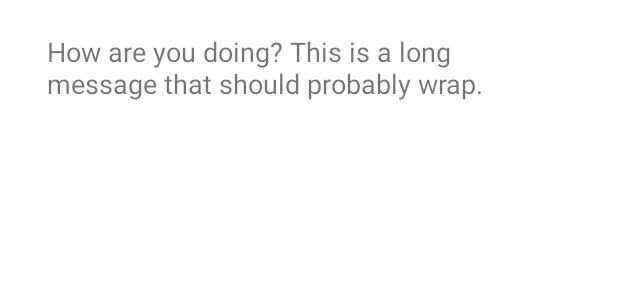
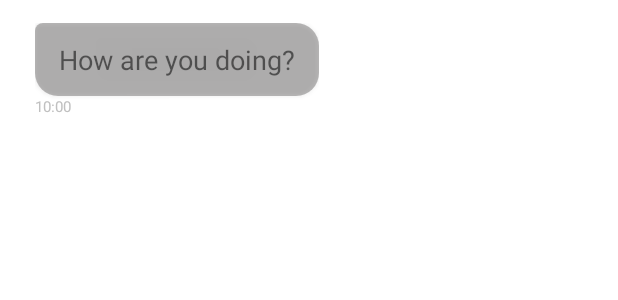
Before and after one commit to danielkarl888/WAppBIU_Android, an Android app: the layout message_out.xml on its own in the app's theme, with its tools: preview values and no code run, on a phone screen of 412 x 824 dp. Shown: the top 300 px of the screen. Run offline under Robolectric (Android 15) with nearby library versions, the phone set to English and light mode, and no system bars.

Commit message:
messages with time

```diff
--- a/app/src/main/res/drawable/message_out.xml
+++ b/app/src/main/res/drawable/message_out.xml
@@ -1,5 +1,5 @@
 <shape xmlns:android="http://schemas.android.com/apk/res/android"
     android:shape="rectangle">
-    <solid android:color="#fff" />
+    <solid android:color="#8F838080" />
     <corners android:topLeftRadius="5dp" android:radius="15dp" />
 </shape>
--- a/app/src/main/res/layout/message_in.xml
+++ b/app/src/main/res/layout/message_in.xml
@@ -23,7 +23,7 @@
             android:elevation="2dp"
             android:padding="10dp"
             android:text="Message text"
-            android:textColor="#fff"
+
             android:textSize="18dp" />
 
         <TextView
--- a/app/src/main/res/layout/message_out.xml
+++ b/app/src/main/res/layout/message_out.xml
@@ -7,15 +7,34 @@
     android:paddingRight="60dp"
     android:clipToPadding="false">
 
-    <TextView
+    <LinearLayout
         android:layout_width="wrap_content"
         android:layout_height="wrap_content"
-        android:id="@+id/message_body"
-        android:background="@drawable/message_out"
-        android:paddingVertical="12dp"
-        android:paddingHorizontal="16dp"
-        android:elevation="2dp"
-        android:textSize="18dp"
-        android:text="How are you doing? This is a long message that should probably wrap."
-        />
+        android:layout_alignParentLeft="true"
+        android:layout_marginVertical="5dp"
+        android:layout_marginStart="8dp"
+        android:orientation="vertical">
+
+        <TextView
+            android:id="@+id/message_body"
+            android:layout_width="wrap_content"
+            android:layout_height="wrap_content"
+            android:background="@drawable/message_out"
+            android:elevation="2dp"
+            android:paddingHorizontal="16dp"
+            android:paddingVertical="12dp"
+            android:text="How are you doing?"
+            android:textSize="18dp" />
+
+        <TextView
+            android:id="@+id/text_gchat_time"
+            android:layout_width="wrap_content"
+            android:layout_height="wrap_content"
+
+            android:layout_marginEnd="1dp"
+            android:layout_marginRight="5dp"
+            android:text="10:00"
+            android:textColor="#C0C0C0"
+            android:textSize="10sp" />
+    </LinearLayout>
 </RelativeLayout>
```
